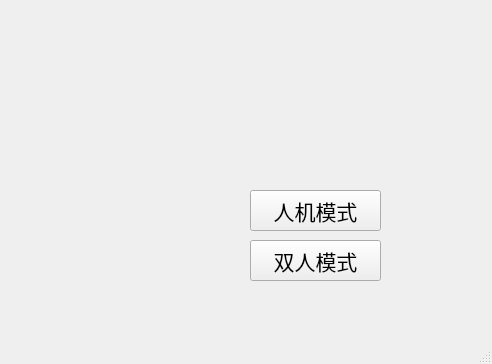
This is Start.ui in kwisatz-haderach2/2024C-Final-Project as Qt 5 draws it before an edit. The edited form follows.
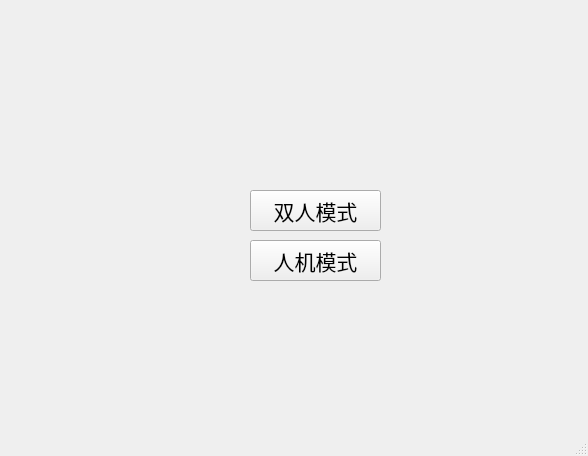
This is the edited form. Icons and pictures are not drawn.

```diff
--- a/Start.ui
+++ b/Start.ui
@@ -6,38 +6,19 @@
    <rect>
     <x>0</x>
     <y>0</y>
-    <width>492</width>
-    <height>364</height>
+    <width>588</width>
+    <height>456</height>
    </rect>
   </property>
   <property name="windowTitle">
    <string>start</string>
   </property>
   <widget class="QWidget" name="centralwidget">
-   <widget class="QPushButton" name="pushButton_ManMachine">
-    <property name="geometry">
-     <rect>
-      <x>250</x>
-      <y>190</y>
-      <width>131</width>
-      <height>41</height>
-     </rect>
-    </property>
-    <property name="font">
-     <font>
-      <family>楷体</family>
-      <pointsize>16</pointsize>
-     </font>
-    </property>
-    <property name="text">
-     <string>人机模式</string>
-    </property>
-   </widget>
    <widget class="QPushButton" name="pushButton_ManMan">
     <property name="geometry">
      <rect>
       <x>250</x>
-      <y>240</y>
+      <y>190</y>
       <width>131</width>
       <height>41</height>
      </rect>
@@ -77,6 +58,25 @@
      <pixmap resource="res.qrc">:/image/res/R__2_-removebg-preview.png</pixmap>
     </property>
    </widget>
+   <widget class="QPushButton" name="pushButton_ManMachine">
+    <property name="geometry">
+     <rect>
+      <x>250</x>
+      <y>240</y>
+      <width>131</width>
+      <height>41</height>
+     </rect>
+    </property>
+    <property name="font">
+     <font>
+      <family>楷体</family>
+      <pointsize>16</pointsize>
+     </font>
+    </property>
+    <property name="text">
+     <string>人机模式</string>
+    </property>
+   </widget>
   </widget>
   <widget class="QMenuBar" name="menubar">
    <property name="geometry">
```
Left out of the diff: 2 changed lines with no effect on the pictures.
